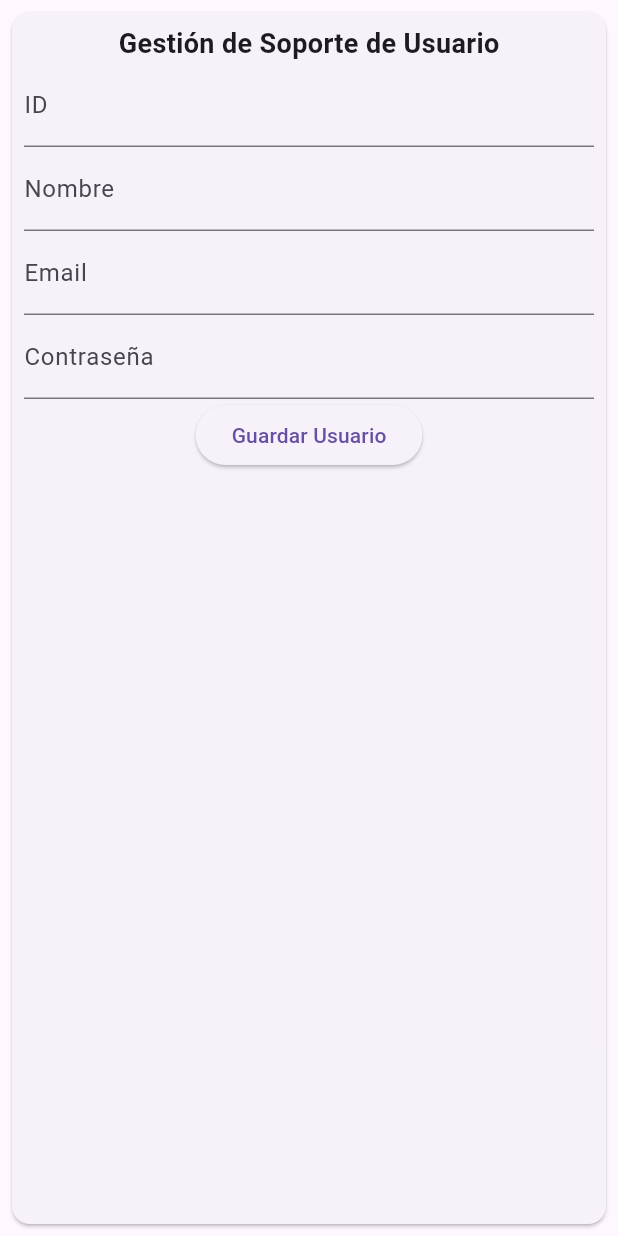
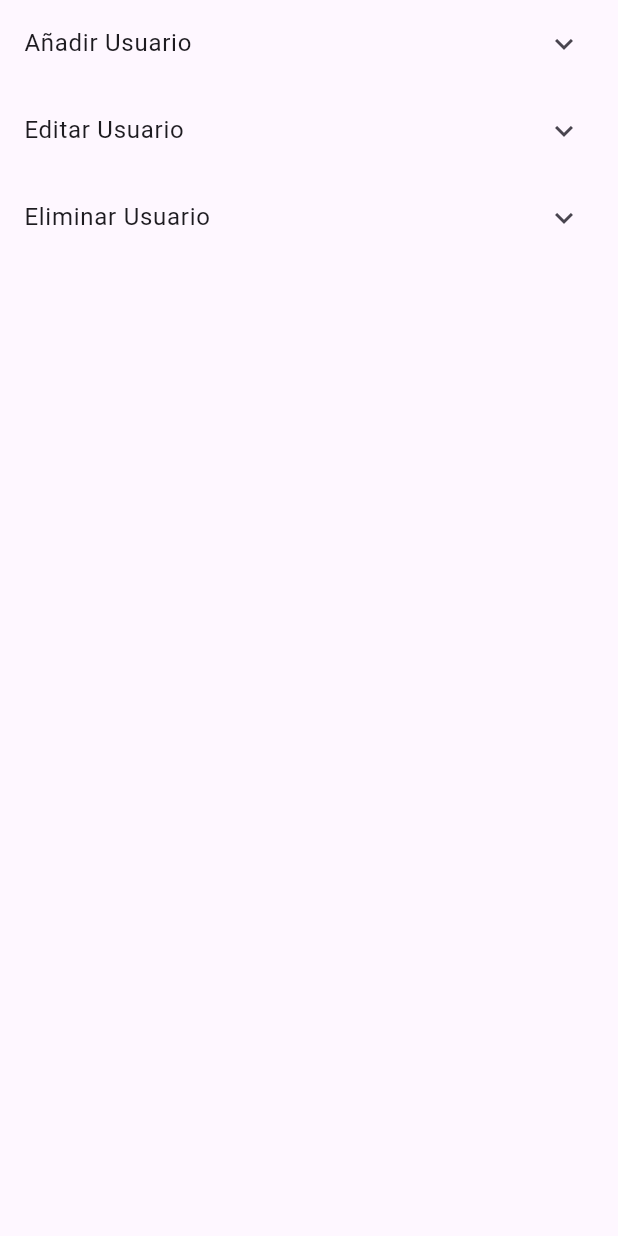
Before and after one commit to ddgutierrez/proyecto_clase, a Flutter app: the UserSupportManagement widget shown alone on an empty page, opened directly, on a phone screen of 412 x 824 dp. Run offline on Flutter 3.47's test engine with Material 3 defaults, Android fonts, the phone set to English and light mode, and no system bars; our stand-ins replace flutter_rating_bar; missing offline and left inert: dart:html.

Commit message:
dashboard redesing

```diff
--- a/lib/views/coordinator_dashboard.dart
+++ b/lib/views/coordinator_dashboard.dart
@@ -1,3 +1,5 @@
+import 'dart:html';
+
 import 'package:flutter/material.dart';
 import 'package:flutter_rating_bar/flutter_rating_bar.dart';
 
@@ -30,16 +32,17 @@ class _DashboardState extends State<CoordinatorDashboard> {
   }
 
   int _selectedIndex = 0;
+  @override
   Widget build(BuildContext context) {
     return Scaffold(
       appBar: AppBar(
-        title: Text("Dashboard Coordinador"),
+        title: const Text("Dashboard Coordinador"),
         backgroundColor: Theme.of(context).primaryColor,
         foregroundColor: Theme.of(context).colorScheme.onPrimary,
         automaticallyImplyLeading: false,
         actions: <Widget>[
           IconButton(
-            icon: Icon(Icons.exit_to_app),
+            icon: const Icon(Icons.exit_to_app),
             tooltip: 'Logout',
             onPressed: () {
               Navigator.pushNamedAndRemoveUntil(
@@ -77,79 +80,137 @@ class _DashboardState extends State<CoordinatorDashboard> {
 }
 
 class UserSupportManagement extends StatelessWidget {
+  const UserSupportManagement({super.key});
   @override
   Widget build(BuildContext context) {
-    return Card(
-      margin: EdgeInsets.all(8),
-      child: Padding(
-        padding: EdgeInsets.all(8),
-        child: Column(
+    return ListView(children: [
+      ExpansionTile(
+        title: const Text('Añadir Usuario'),
+        childrenPadding: const EdgeInsets.all(8),
         children: [
-            Text('Gestión de Soporte de Usuario',
-                style: TextStyle(fontSize: 18, fontWeight: FontWeight.bold)),
-            TextFormField(decoration: InputDecoration(labelText: 'ID')),
-            TextFormField(decoration: InputDecoration(labelText: 'Nombre')),
-            TextFormField(decoration: InputDecoration(labelText: 'Email')),
-            TextFormField(decoration: InputDecoration(labelText: 'Contraseña')),
-            ElevatedButton(onPressed: () {}, child: Text('Guardar Usuario'))
+          TextFormField(decoration: const InputDecoration(labelText: 'ID')),
+          TextFormField(decoration: const InputDecoration(labelText: 'Nombre')),
+          TextFormField(decoration: const InputDecoration(labelText: 'Email')),
+          TextFormField(
+              decoration: const InputDecoration(labelText: 'Contraseña')),
+          const SizedBox(
+            height: 10,
+          ),
+          ElevatedButton(onPressed: () {}, child: const Text('Guardar Usuario'))
         ],
       ),
+      ExpansionTile(
+          title: const Text('Editar Usuario'),
+          childrenPadding: const EdgeInsets.all(8),
+          children: [
+            TextFormField(decoration: const InputDecoration(labelText: 'ID')),
+            TextFormField(
+                decoration: const InputDecoration(labelText: 'Nombre')),
+            TextFormField(
+                decoration: const InputDecoration(labelText: 'Email')),
+            TextFormField(
+                decoration: const InputDecoration(labelText: 'Contraseña')),
+            const SizedBox(
+              height: 10,
             ),
-    );
+            ElevatedButton(
+                onPressed: () {}, child: const Text('Guardar Cambios'))
+          ]),
+      ExpansionTile(
+          title: const Text('Eliminar Usuario'),
+          childrenPadding: const EdgeInsets.all(8),
+          children: [
+            TextFormField(decoration: const InputDecoration(labelText: 'ID')),
+            TextFormField(
+                decoration: const InputDecoration(labelText: 'Nombre')),
+            const SizedBox(
+              height: 10,
+            ),
+            ElevatedButton(
+                onPressed: () {}, child: const Text('Eliminar Usuario'))
+          ])
+    ]);
   }
 }
 
 class ClientManagement extends StatelessWidget {
+  const ClientManagement({super.key});
   @override
   Widget build(BuildContext context) {
-    return Card(
-      margin: EdgeInsets.all(8),
-      child: Padding(
-        padding: EdgeInsets.all(8),
-        child: Column(
+    return ListView(children: [
+      ExpansionTile(
+        title: const Text('Añadir Cliente'),
+        childrenPadding: const EdgeInsets.all(8),
         children: [
-            Text('Gestión de Clientes',
-                style: TextStyle(fontSize: 18, fontWeight: FontWeight.bold)),
-            TextFormField(decoration: InputDecoration(labelText: 'ID')),
-            TextFormField(decoration: InputDecoration(labelText: 'Nombre')),
-            ElevatedButton(onPressed: () {}, child: Text('Guardar Cliente'))
+          TextFormField(decoration: const InputDecoration(labelText: 'ID')),
+          TextFormField(decoration: const InputDecoration(labelText: 'Nombre')),
+          const SizedBox(
+            height: 10,
+          ),
+          ElevatedButton(onPressed: () {}, child: const Text('Guardar Cliente'))
         ],
       ),
+      ExpansionTile(
+          title: const Text('Editar Cliente'),
+          childrenPadding: const EdgeInsets.all(8),
+          children: [
+            TextFormField(decoration: const InputDecoration(labelText: 'ID')),
+            TextFormField(
+                decoration: const InputDecoration(labelText: 'Nombre')),
+            const SizedBox(
+              height: 10,
             ),
-    );
+            ElevatedButton(
+                onPressed: () {}, child: const Text('Guardar Cambios'))
+          ]),
+      ExpansionTile(
+          title: const Text('Eliminar Cliente'),
+          childrenPadding: const EdgeInsets.all(8),
+          children: [
+            TextFormField(decoration: const InputDecoration(labelText: 'ID')),
+            TextFormField(
+                decoration: const InputDecoration(labelText: 'Nombre')),
+            const SizedBox(
+              height: 10,
+            ),
+            ElevatedButton(
+                onPressed: () {}, child: const Text('Eliminar Cliente'))
+          ])
+    ]);
   }
 }
 
 class WorkReportEvaluation extends StatelessWidget {
+  const WorkReportEvaluation({super.key});
   @override
   Widget build(BuildContext context) {
-    return Card(
-      margin: EdgeInsets.all(8),
-      child: Padding(
-        padding: EdgeInsets.all(8),
-        child: Column(
+    return ListView(
+      padding: const EdgeInsets.all(8),
       children: [
-            Text('Evaluación de Informes de Trabajo',
+        const Text('Evaluación de Informes de Trabajo',
+            textAlign: TextAlign.center,
             style: TextStyle(fontSize: 18, fontWeight: FontWeight.bold)),
-            ListTile(
-              title: Text('Usuario 1'),
-              subtitle: RatingBar.builder(
+        TextFormField(
+            decoration: const InputDecoration(labelText: 'Id del Informe')),
+        Container(
+          alignment: Alignment.center,
+          child: const Text('Preview del Informe'),
+        ),
+        const Text('Evaluación',
+            textAlign: TextAlign.center,
+            style: TextStyle(fontSize: 18, fontWeight: FontWeight.bold)),
+        Center(
+            child: RatingBar.builder(
           initialRating: 3,
           minRating: 1,
           direction: Axis.horizontal,
           allowHalfRating: true,
           itemCount: 5,
           itemPadding: EdgeInsets.symmetric(horizontal: 4.0),
-                itemBuilder: (context, _) =>
-                    Icon(Icons.star, color: Colors.amber),
-                onRatingUpdate: (rating) {
-                  print(rating);
-                },
-              ),
-            ),
+          itemBuilder: (context, _) => Icon(Icons.star, color: Colors.amber),
+          onRatingUpdate: (rating) {},
+        ))
       ],
-        ),
-      ),
     );
   }
 }
```
Lines whose indentation alone changed are shown as unchanged.
